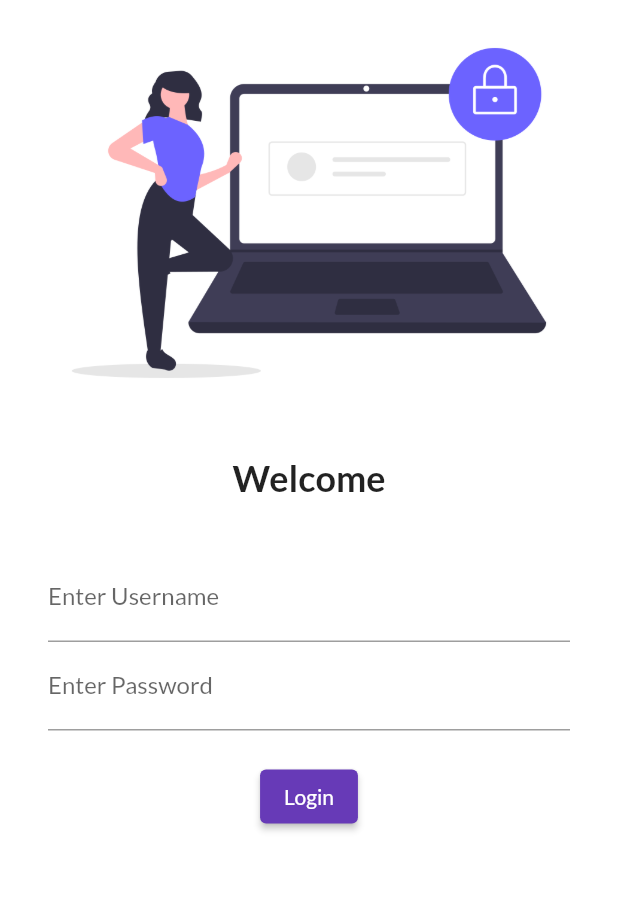
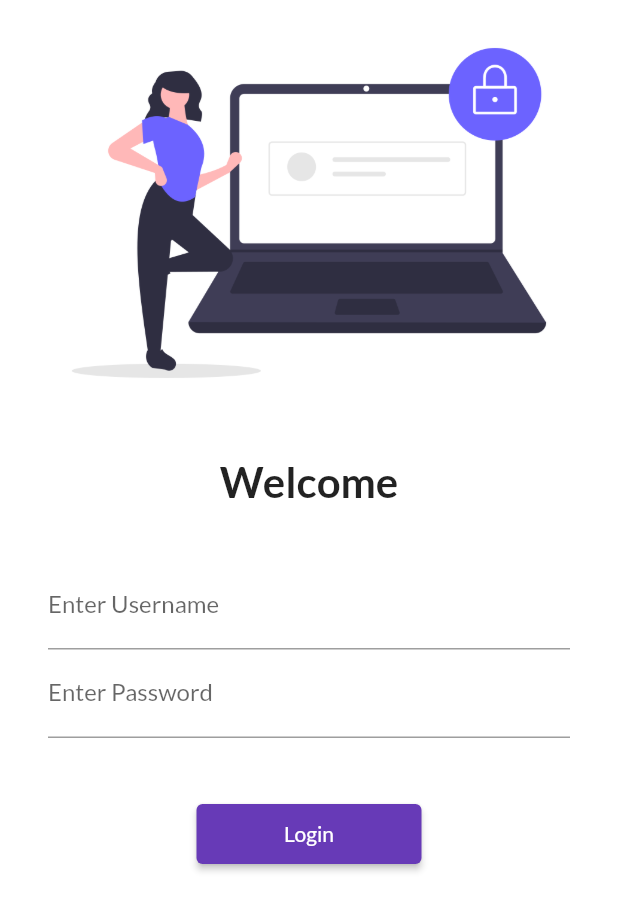
Before and after one commit to AnshumanShah69/30DaysOfFlutter, a Flutter app: the screen it shows after launch, on a phone screen of 412 x 824 dp. Shown: the top 911 px of the screen. Run offline on Flutter 3.47's test engine with Material 2 defaults, Android fonts, the phone set to English and light mode, and no system bars; our stand-ins replace google_fonts.

Commit message:
day 5 login button routes

```diff
--- a/lib/main.dart
+++ b/lib/main.dart
@@ -1,6 +1,7 @@
 import 'package:flutter/material.dart';
 import 'package:flutter_catalog/pages/home_page.dart';
 import 'package:flutter_catalog/pages/login_page.dart';
+import 'package:flutter_catalog/utils/routes.dart';
 import 'package:google_fonts/google_fonts.dart';
 
 void main() {
@@ -19,12 +20,13 @@ class MyApp extends StatelessWidget {
         primarySwatch: Colors.deepPurple,
         fontFamily: GoogleFonts.lato().fontFamily,
       ),
+      debugShowCheckedModeBanner: false,
       darkTheme: ThemeData(brightness: Brightness.dark),
       initialRoute: "/",
       routes: {
         "/": (context) => LoginPage(),
-        "/home": (context) => HomePage(),
-        "/login": (context) => LoginPage(),
+        MyRoutes.homeRoute: (context) => HomePage(),
+        MyRoutes.loginRoute: (context) => LoginPage(),
       },
     );
   }
--- a/lib/pages/login_page.dart
+++ b/lib/pages/login_page.dart
@@ -1,4 +1,5 @@
 import 'package:flutter/material.dart';
+import 'package:flutter_catalog/utils/routes.dart';
 
 class LoginPage extends StatelessWidget {
   const LoginPage({super.key});
@@ -7,6 +8,7 @@ class LoginPage extends StatelessWidget {
   Widget build(BuildContext context) {
     return Material(
         color: Colors.white,
+        child: SingleChildScrollView(
           child: Column(
             children: [
               Image.asset(
@@ -19,7 +21,7 @@ class LoginPage extends StatelessWidget {
               Text(
                 "Welcome",
                 style: TextStyle(
-                fontSize: 24,
+                  fontSize: 28,
                   fontWeight: FontWeight.bold,
                 ),
               ),
@@ -27,8 +29,8 @@ class LoginPage extends StatelessWidget {
                 height: 20.0,
               ),
               Padding(
-              padding:
-                  const EdgeInsets.symmetric(vertical: 16.0, horizontal: 32.0),
+                padding: const EdgeInsets.symmetric(
+                    vertical: 16.0, horizontal: 32.0),
                 child: Column(
                   children: [
                     TextFormField(
@@ -45,19 +47,20 @@ class LoginPage extends StatelessWidget {
                       ),
                     ),
                     SizedBox(
-                    height: 20.0,
+                      height: 40.0,
                     ),
                     ElevatedButton(
                       onPressed: () {
-                      print("hi codepur");
+                        Navigator.pushNamed(context, MyRoutes.homeRoute);
                       },
                       child: Text("Login"),
-                    style: TextButton.styleFrom(),
+                      style: TextButton.styleFrom(minimumSize: Size(150, 40)),
                     ),
                   ],
                 ),
               ),
             ],
+          ),
         ));
   }
 }
--- /dev/null
+++ b/lib/utils/routes.dart
@@ -0,0 +1,5 @@
+class MyRoutes {
+  ///here we have done static memeber variable so we need not create n object everytime like x() dirsectly use it
+  static String loginRoute = "/login";
+  static String homeRoute = "/home";
+}
```
Lines whose indentation alone changed are shown as unchanged.
